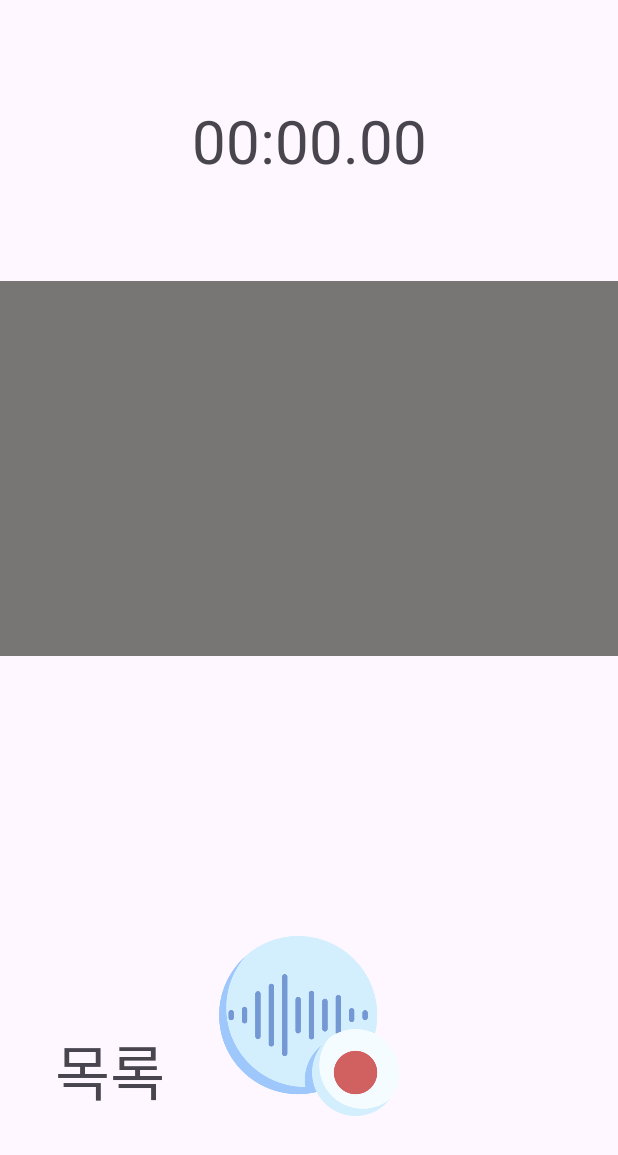
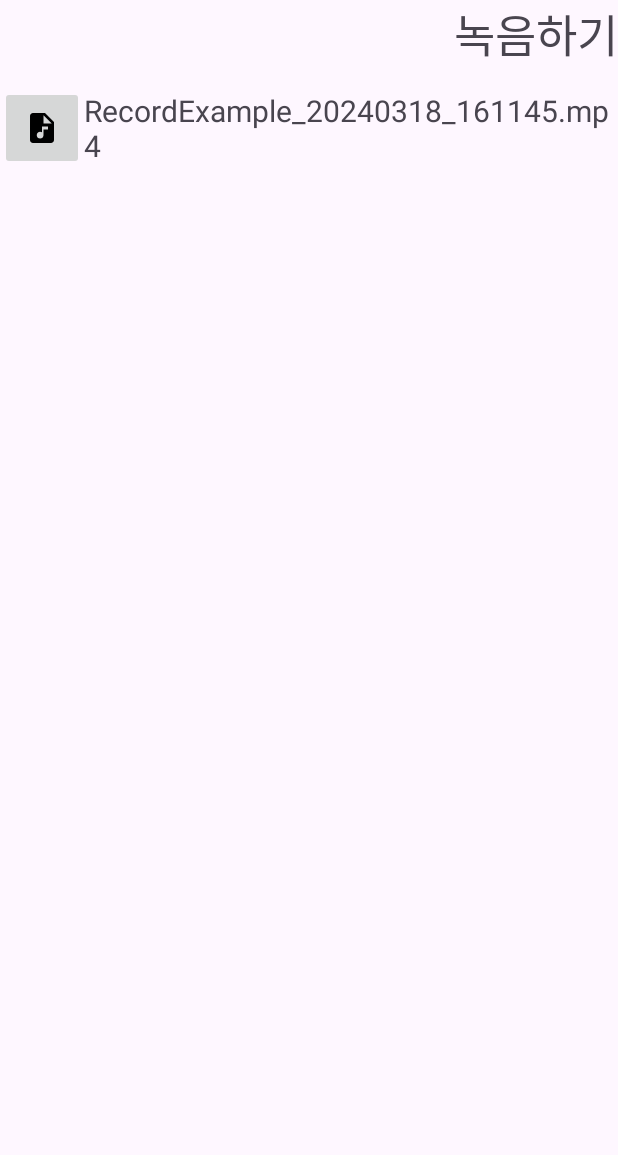
Before and after one commit to eunjee001/recordApp, an Android app: the screen it shows after launch (MainActivity), after a tap on "목록", on a phone screen of 412 x 824 dp. Shown: the top 1155 px of the screen. Run offline under Robolectric (Android 15) with nearby library versions, the phone set to English and light mode, and no system bars; our stand-ins replace Room's generated code.

Commit message:
viewmodel, coroutine, roomDB 적용

```diff
--- a/app/src/main/AndroidManifest.xml
+++ b/app/src/main/AndroidManifest.xml
@@ -11,6 +11,7 @@
         android:maxSdkVersion="32" />
 
     <application
+        android:name=".RecordsApplication"
         android:allowBackup="true"
         android:dataExtractionRules="@xml/data_extraction_rules"
         android:fullBackupContent="@xml/backup_rules"
@@ -20,9 +21,7 @@
         android:supportsRtl="true"
         android:theme="@style/Theme.RecordApp"
         tools:targetApi="31">
-        <activity
-            android:name=".RecordingListActivity"
-            android:exported="false" />
+
         <activity
             android:name=".MainActivity"
             android:exported="true">
--- a/app/src/main/java/com/kkyoungs/recordapp/MainActivity.kt
+++ b/app/src/main/java/com/kkyoungs/recordapp/MainActivity.kt
@@ -1,6 +1,7 @@
 package com.kkyoungs.recordapp
 
 import android.Manifest
+import android.app.Activity
 import android.content.Intent
 import android.content.pm.PackageManager
 import android.media.MediaPlayer
@@ -16,7 +17,7 @@ import androidx.appcompat.app.AlertDialog
 import androidx.appcompat.app.AppCompatActivity
 import androidx.core.app.ActivityCompat
 import androidx.core.content.ContextCompat
-import androidx.core.view.isVisible
+import androidx.activity.viewModels
 import androidx.recyclerview.widget.LinearLayoutManager
 import com.kkyoungs.recordapp.databinding.ActivityMainBinding
 import java.io.File
@@ -35,31 +36,34 @@ class MainActivity : AppCompatActivity(), OnTimerTickListener {
         RELEASE, RECORDING, PAUSE
     }
 
-    private lateinit var timer : Timer
+    private lateinit var timer: Timer
 
     private var state: State = State.RELEASE
     private lateinit var binding: ActivityMainBinding
     private var recorder: MediaRecorder? = null
     private var fileName: String = ""
     private var recordingStopped = false
-    private var uriViewModel: UriViewModel? = null // 오디오 파일 uri
-    private var uriList = arrayListOf<UriViewModel>()
-    private var player : MediaPlayer ?= null
+    private var uriViewModel: RecordUri? = null // 오디오 파일 uri
+    private var uriList = arrayListOf<RecordUri>()
+    private var player: MediaPlayer? = null
+
+    private val recordViewModel: RecordViewModel by viewModels {
+        RecordViewModelFactory((application as RecordsApplication).repository)
+    }
+
     /** 리사이클러뷰  */
     private val audioAdapter by lazy {
         RecordingAdapter()
     }
     private var isPlaying = false
-    var playIcon : ImageView?=null
+    var playIcon: ImageView? = null
     override fun onCreate(savedInstanceState: Bundle?) {
         super.onCreate(savedInstanceState)
         binding = ActivityMainBinding.inflate(layoutInflater)
         setContentView(binding.root)
 
         binding.pauseButton.visibility = View.GONE
-//        val sdCard = Environment.getExternalStorageDirectory()
-//        val file = File(sdCard, "audioTest.mp4")
-//        fileName = file.absolutePath
+
         timer = Timer(this)
         binding.recordButton.setOnClickListener {
             when (state) {
@@ -72,19 +76,16 @@ class MainActivity : AppCompatActivity(), OnTimerTickListener {
 
                 }
 
-                State.PAUSE ->{
+                State.PAUSE -> {
                 }
 
             }
         }
         binding.list.setOnClickListener {
-        if (uriViewModel !=null) {
             adapterSetting()
             binding.doRecording.visibility = View.GONE
             binding.showRecordingList.visibility = View.VISIBLE
-        }else  {
-            Toast.makeText(this, "저장된 녹음 파일이 없습니다.", Toast.LENGTH_SHORT).show()
-        }
+
         }
 
 //        binding.playButton.setOnClickListener {
@@ -107,7 +108,7 @@ class MainActivity : AppCompatActivity(), OnTimerTickListener {
 
     override fun onPause() {
         super.onPause()
-        if (recorder !=null){
+        if (recorder != null) {
             recorder?.release()
             recorder = null
         }
@@ -182,18 +183,11 @@ class MainActivity : AppCompatActivity(), OnTimerTickListener {
                 this, R.drawable.save
             )
         )
-//
-//        binding.recordButton.setOnClickListener {
-//            onRecord(false)
-//        }
-//
-
-
     }
 
     private fun pauseRecording() {
-        if (!recordingStopped){
-            recorder ?.pause()
+        if (!recordingStopped) {
+            recorder?.pause()
             recordingStopped = true
             timer.stop(true)
             binding.pauseButton.setImageDrawable(
@@ -201,7 +195,7 @@ class MainActivity : AppCompatActivity(), OnTimerTickListener {
                     this, R.drawable.baseline_play_arrow_24
                 )
             )
-        }else{
+        } else {
             recorder?.resume()
             recordingStopped = false
             timer.start()
@@ -214,22 +208,22 @@ class MainActivity : AppCompatActivity(), OnTimerTickListener {
 
     }
 
-    private fun stopRecording(){
+    private fun stopRecording() {
         recorder?.apply {
             stop()
             release()
         }
         recorder = null
 
-
         state = State.RELEASE
         timer.stop(false)
-        Toast.makeText(this, "녹음을 저장 했습니다.." , Toast.LENGTH_SHORT).show()
+        Toast.makeText(this, "녹음을 저장 했습니다..", Toast.LENGTH_SHORT).show()
         binding.timerTextView.text = "00:00:00"
         binding.waveformView.clearWave()
 
         binding.recordButton.setImageDrawable(ContextCompat.getDrawable(this, R.drawable.record))
-        uriViewModel = UriViewModel(Uri.parse(fileName))
+        uriViewModel = RecordUri(fileName)
+        recordViewModel.insert(uriViewModel!!)
         uriList.add(uriViewModel!!)
 
     }
@@ -291,31 +285,36 @@ class MainActivity : AppCompatActivity(), OnTimerTickListener {
             }
         }
     }
-    private fun adapterSetting(){
+
+
+    private fun adapterSetting() {
         binding.recordRecyclerView.apply {
-            layoutManager = LinearLayoutManager(context, LinearLayoutManager.VERTICAL, false )
+            layoutManager = LinearLayoutManager(context, LinearLayoutManager.VERTICAL, false)
             adapter = audioAdapter
         }
-        println(">>> arrayListOf<UriViewModel>()" +uriList)
-        audioAdapter.submitList(uriList)
+        recordViewModel.allRecords.observe(this) { record ->
+            record.let { audioAdapter.submitList(it) }
+        }
+
         binding.recordDoing.setOnClickListener {
             binding.doRecording.visibility = View.VISIBLE
             binding.showRecordingList.visibility = View.GONE
         }
-        audioAdapter.setOnItemClickListener(object : RecordingAdapter.OnRecordingClickListener{
+
+        audioAdapter.setOnItemClickListener(object : RecordingAdapter.OnRecordingClickListener {
             override fun onItemClick(view: View, position: Int) {
                 val uriName = uriViewModel?.uri
                 val file = File(uriName.toString())
-                if (isPlaying){
-                    if (playIcon == view as ImageView){
+                if (isPlaying) {
+                    if (playIcon == view as ImageView) {
                         stopPlaying()
-                    }else{
+                    } else {
                         stopPlaying()
 
                         playIcon = view
                         startPlaying(file)
                     }
-                }else{
+                } else {
                     playIcon = view as ImageView
                     startPlaying(file)
                 }
@@ -324,19 +323,24 @@ class MainActivity : AppCompatActivity(), OnTimerTickListener {
         })
     }
 
-    private fun startPlaying(file : File){
+    private fun startPlaying(file: File) {
 
         player = MediaPlayer().apply {
 
             try {
                 setDataSource(file.absolutePath)
                 prepare()
-            }catch (e: IOException){
+            } catch (e: IOException) {
                 Log.e("APP", "media playter prepare fail $e")
             }
             start()
         }
-        playIcon?.setImageDrawable(resources.getDrawable(R.drawable.baseline_pause_circle_outline_24, null))
+        playIcon?.setImageDrawable(
+            resources.getDrawable(
+                R.drawable.baseline_pause_circle_outline_24,
+                null
+            )
+        )
         isPlaying = true
 //        binding.waveformView.clearWave()
 //        timer.start()
@@ -346,23 +350,25 @@ class MainActivity : AppCompatActivity(), OnTimerTickListener {
 
     }
 
-    private fun stopPlaying(){
+    private fun stopPlaying() {
         playIcon?.setImageDrawable(resources.getDrawable(R.drawable.baseline_audio_file_24, null))
         isPlaying = false
         player?.stop()
 //        timer.stop(false)
     }
+
     override fun onTick(duration: Long) {
         val millisecond = duration % 1000
         val second = (duration / 1000) % 60
         val minute = (duration / 1000 / 60)
 
-        binding.timerTextView.text = String.format("%02d:%02d:%02d", minute, second, millisecond / 10).toString()
+        binding.timerTextView.text =
+            String.format("%02d:%02d:%02d", minute, second, millisecond / 10).toString()
 
 //        if (state == State.PLAYING){
 //            binding.waveformView.replayAmplitude()
 //        }else
-            if (state == State.RECORDING){
+        if (state == State.RECORDING) {
             binding.waveformView.addAmplitude(recorder?.maxAmplitude?.toFloat() ?: 0f)
         }
     }
--- /dev/null
+++ b/app/src/main/java/com/kkyoungs/recordapp/RecordDao.kt
@@ -0,0 +1,22 @@
+package com.kkyoungs.recordapp
+
+import androidx.room.Dao
+import androidx.room.Insert
+import androidx.room.OnConflictStrategy
+import androidx.room.Query
+import kotlinx.coroutines.flow.Flow
+
+@Dao
+interface RecordDao {
+    @Query("SELECT * FROM record_uri ORDER BY uri ASC")
+    fun getUri():List<RecordUri>
+
+    @Insert(onConflict = OnConflictStrategy.IGNORE)
+    suspend fun insert(uri: RecordUri)
+
+    @Query("DELETE FROM record_uri")
+    suspend fun deleteAll()
+
+    @Query("SELECT * FROM record_uri ORDER BY uri ASC")
+    fun getAlphabetizedWords(): Flow<List<RecordUri>>
+}
--- /dev/null
+++ b/app/src/main/java/com/kkyoungs/recordapp/RecordRepository.kt
@@ -0,0 +1,14 @@
+package com.kkyoungs.recordapp
+
+import androidx.annotation.WorkerThread
+import kotlinx.coroutines.flow.Flow
+
+class RecordRepository(private val recordDao : RecordDao) {
+    val allRecords : Flow<List<RecordUri>> = recordDao.getAlphabetizedWords()
+
+    @Suppress("RedundantSuspendModifier")
+    @WorkerThread
+    suspend fun insert(recordUri : RecordUri){
+        recordDao.insert(recordUri)
+    }
+}
--- /dev/null
+++ b/app/src/main/java/com/kkyoungs/recordapp/RecordRoomDB.kt
@@ -0,0 +1,48 @@
+package com.kkyoungs.recordapp
+
+import android.content.Context
+import android.net.Uri
+import androidx.room.Database
+import androidx.room.Room
+import androidx.room.RoomDatabase
+import androidx.sqlite.db.SupportSQLiteDatabase
+import kotlinx.coroutines.CoroutineScope
+import kotlinx.coroutines.launch
+
+@Database(entities = [RecordUri::class], version = 1, exportSchema = false)
+abstract class RecordRoomDB : RoomDatabase() {
+    abstract fun recordDao() :RecordDao
+
+    private class RecordDbCallback(private val scope:CoroutineScope) : RoomDatabase.Callback(){
+        override fun onCreate(db: SupportSQLiteDatabase) {
+            super.onCreate(db)
+            INSTANCE?.let {
+                scope.launch {
+                    var recordDao = it.recordDao()
+                    recordDao.deleteAll()
+
+                    var record = RecordUri("RecordExample_20240318_161145.mp4")
+                    recordDao.insert(record)
+                }
+            }
+        }
+    }
+
+    companion object{
+        @Volatile
+        private var INSTANCE : RecordRoomDB ?=null
+        fun getDatabase(context : Context, scope :CoroutineScope) : RecordRoomDB{
+            return INSTANCE?: synchronized(this){
+                val instance = Room.databaseBuilder(
+                    context.applicationContext,
+                    RecordRoomDB::class.java,
+                    "record_uri"
+                )
+                    .addCallback(RecordDbCallback(scope))
+                    .build()
+                INSTANCE = instance
+                instance
+            }
+        }
+    }
+}
--- /dev/null
+++ b/app/src/main/java/com/kkyoungs/recordapp/RecordUri.kt
@@ -0,0 +1,8 @@
+package com.kkyoungs.recordapp
+
+import androidx.room.ColumnInfo
+import androidx.room.Entity
+import androidx.room.PrimaryKey
+
+@Entity(tableName = "record_uri")
+class RecordUri(@PrimaryKey val uri:String)
--- /dev/null
+++ b/app/src/main/java/com/kkyoungs/recordapp/RecordViewModel.kt
@@ -0,0 +1,27 @@
+package com.kkyoungs.recordapp
+
+import androidx.lifecycle.LiveData
+import androidx.lifecycle.ViewModel
+import androidx.lifecycle.ViewModelProvider
+import androidx.lifecycle.asLiveData
+import androidx.lifecycle.viewModelScope
+import kotlinx.coroutines.launch
+import java.lang.IllegalArgumentException
+
+class RecordViewModel(private val repository: RecordRepository):ViewModel() {
+    val allRecords : LiveData<List<RecordUri>> = repository.allRecords.asLiveData()
+
+    fun insert(recordUri: RecordUri) = viewModelScope.launch {
+        repository.insert(recordUri)
+    }
+}
+
+class RecordViewModelFactory(private val repository: RecordRepository) : ViewModelProvider.Factory{
+    override fun <T : ViewModel> create(modelClass: Class<T>): T {
+        if (modelClass.isAssignableFrom(RecordViewModel::class.java)){
+            @Suppress("UNCHECKED_CAST")
+            return RecordViewModel(repository) as T
+        }
+        throw IllegalArgumentException("UnKnown ViewModel Class")
+    }
+}
--- a/app/src/main/java/com/kkyoungs/recordapp/RecordingAdapter.kt
+++ b/app/src/main/java/com/kkyoungs/recordapp/RecordingAdapter.kt
@@ -1,10 +1,8 @@
 package com.kkyoungs.recordapp
 
-import android.content.Context
 import android.view.LayoutInflater
 import android.view.View
 import android.view.ViewGroup
-import androidx.core.net.toFile
 import androidx.recyclerview.widget.DiffUtil
 import androidx.recyclerview.widget.ListAdapter
 import androidx.recyclerview.widget.RecyclerView
@@ -12,14 +10,14 @@ import androidx.recyclerview.widget.RecyclerView.ViewHolder
 import com.kkyoungs.recordapp.databinding.ItemRecordingBinding
 import java.io.File
 
-class RecordingAdapter: ListAdapter<UriViewModel, RecordingAdapter.RecordingViewHolder>(diffUtil) {
+class RecordingAdapter: ListAdapter<RecordUri, RecordingAdapter.RecordingViewHolder>(diffUtil) {
     companion object{
-        val diffUtil = object : DiffUtil.ItemCallback<UriViewModel>(){
-            override fun areItemsTheSame(oldItem: UriViewModel, newItem: UriViewModel): Boolean {
+        val diffUtil = object : DiffUtil.ItemCallback<RecordUri>(){
+            override fun areItemsTheSame(oldItem: RecordUri, newItem: RecordUri): Boolean {
                 return oldItem.uri === newItem.uri
             }
 
-            override fun areContentsTheSame(oldItem: UriViewModel, newItem: UriViewModel): Boolean {
+            override fun areContentsTheSame(oldItem: RecordUri, newItem: RecordUri): Boolean {
                 return oldItem.uri == newItem.uri
             }
 
@@ -42,8 +40,8 @@ class RecordingAdapter: ListAdapter<UriViewModel, RecordingAdapter.RecordingView
 
     }
     inner class RecordingViewHolder(private var binding : ItemRecordingBinding) : ViewHolder(binding.root){
-        fun bind(item : UriViewModel){
-            val file = File(item.uri.toString())
+        fun bind(item : RecordUri){
+            val file = File(item.uri)
             binding.audioTitleItemAudio.text = file.name
 
             println(">>>file2 " +file.name)
--- /dev/null
+++ b/app/src/main/java/com/kkyoungs/recordapp/RecordsApplication.kt
@@ -0,0 +1,11 @@
+package com.kkyoungs.recordapp
+
+import android.app.Application
+import kotlinx.coroutines.CoroutineScope
+import kotlinx.coroutines.SupervisorJob
+
+class RecordsApplication:Application() {
+    val applicationScope  = CoroutineScope(SupervisorJob())
+    val database by lazy { RecordRoomDB.getDatabase(this, applicationScope) }
+    val repository by lazy { RecordRepository(database.recordDao()) }
+}
```
Also changed, not shown: app/build.gradle.kts (+17 -0 lines), app/src/main/java/com/kkyoungs/recordapp/UriViewModel.kt (deleted, +0 -11 lines).
